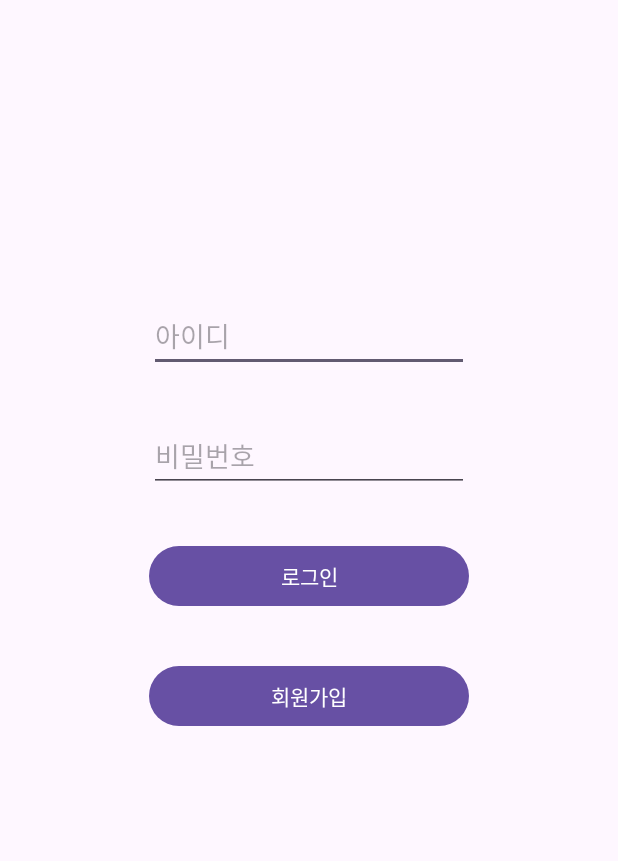
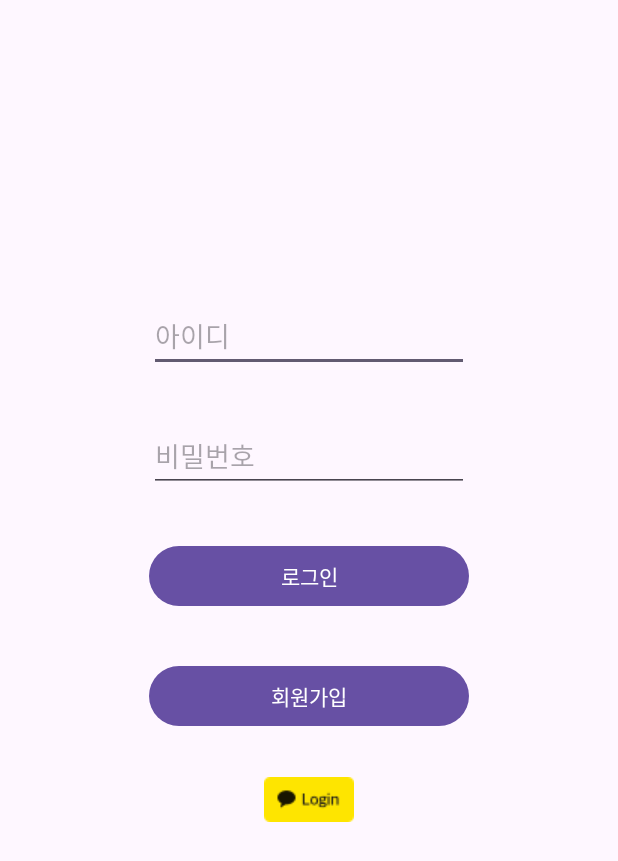
Before and after one commit to seoyuncho/My_Application, an Android app: the screen it shows after launch (LoginActivity), on a phone screen of 412 x 824 dp. Shown: the top 861 px of the screen. Run offline under Robolectric (Android 15) with nearby library versions, the phone set to English and light mode, and no system bars; our stand-ins replace Volley; libraries missing offline, so code that uses them is left out: com.kakao.sdk; 2 statements that could not run were skipped.

Commit message:
feat: 카카오 로그인 시도

```diff
--- /dev/null
+++ b/app/src/main/java/com/example/myapplication/KakaoApplication.java
@@ -0,0 +1,14 @@
+package com.example.myapplication;
+
+import android.app.Application;
+import com.kakao.sdk.common.KakaoSdk;
+
+public class KakaoApplication extends Application {
+    private static KakaoApplication instance;
+
+    @Override
+    public void onCreate() {
+        super.onCreate();
+        KakaoSdk.init(this,"2bbfe49f3aa4cf2ffe12a2e533679563");
+    }
+}
--- a/app/src/main/java/com/example/myapplication/LoginActivity.java
+++ b/app/src/main/java/com/example/myapplication/LoginActivity.java
@@ -3,21 +3,32 @@ package com.example.myapplication;
 import android.content.Intent;
 import android.os.Bundle;
 import androidx.appcompat.app.AppCompatActivity;
+
+import android.util.Log;
 import android.view.View;
 import android.widget.Button;
 import android.widget.EditText;
+import android.widget.ImageView;
 import android.widget.Toast;
 
 import com.android.volley.RequestQueue;
 import com.android.volley.Response;
 import com.android.volley.toolbox.Volley;
+import com.kakao.sdk.auth.model.OAuthToken;
+import com.kakao.sdk.user.UserApiClient;
 
 import org.json.JSONException;
 import org.json.JSONObject;
 
+import kotlin.Unit;
+import kotlin.jvm.functions.Function1;
+import kotlin.jvm.functions.Function2;
+
 public class LoginActivity extends AppCompatActivity {
     private EditText et_id, et_pass;
     private Button btn_login, btn_register;
+    private ImageView btn_kakao_login;
+    private static final String TAG = "LoginActivity";
 
     @Override
     protected void onCreate(Bundle savedInstanceState) {
@@ -28,6 +39,7 @@ public class LoginActivity extends AppCompatActivity {
         et_pass = findViewById(R.id.et_pass);
         btn_login = findViewById(R.id.btn_login);
         btn_register = findViewById(R.id.btn_register);
+        btn_kakao_login = findViewById(R.id.kakao_login);
 
 
         // 회원가입 버튼을 클릭 시 수행
@@ -78,6 +90,41 @@ public class LoginActivity extends AppCompatActivity {
             }
         });
 
+        // 카카오톡이 설치되어 있는지 확인하는 메서드 , 카카오에서 제공함. 콜백 객체를 이용합.
+        Function2<OAuthToken,Throwable,Unit> callback =new Function2<OAuthToken, Throwable, Unit>() {
+            @Override
+            // 콜백 메서드 ,
+            public Unit invoke(OAuthToken oAuthToken, Throwable throwable) {
+                Log.e(TAG,"CallBack Method");
+                //oAuthToken != null 이라면 로그인 성공
+                if(oAuthToken!=null){
+                    // 토큰이 전달된다면 로그인이 성공한 것이고 토큰이 전달되지 않으면 로그인 실패한다.
+                    //updateKakaoLoginUi();
+
+                }else {
+                    //로그인 실패
+                    Log.e(TAG, "invoke: login fail" );
+                }
+
+                return null;
+            }
+        };
+
+        btn_kakao_login.setOnClickListener(new View.OnClickListener() {
+           //KakaoLogin 창을 띄운다.
+           @Override
+           public void onClick(View view) {
+
+               // 해당 기기에 카카오톡이 설치되어 있는 확인
+                if(UserApiClient.getInstance().isKakaoTalkLoginAvailable(LoginActivity.this)){
+                    UserApiClient.getInstance().loginWithKakaoTalk(LoginActivity.this, callback);
+                }else{
+                    // 카카오톡이 설치되어 있지 않다면
+                    UserApiClient.getInstance().loginWithKakaoAccount(LoginActivity.this, callback);
+                }
+            }
+        });
+
 
     }
 }
--- a/app/src/main/res/layout/activity_login.xml
+++ b/app/src/main/res/layout/activity_login.xml
@@ -57,4 +57,14 @@
         app:layout_constraintEnd_toEndOf="@+id/btn_login"
         app:layout_constraintStart_toStartOf="@+id/btn_login"
         app:layout_constraintTop_toBottomOf="@+id/btn_login" />
+
+    <ImageView
+        android:id="@+id/kakao_login"
+        android:layout_width="match_parent"
+        android:layout_height="wrap_content"
+        android:src="@drawable/kakao_login_small"
+        android:layout_marginTop="30dp"
+        app:layout_constraintTop_toBottomOf="@+id/btn_register"
+        />
+
 </androidx.constraintlayout.widget.ConstraintLayout>
--- a/settings.gradle.kts
+++ b/settings.gradle.kts
@@ -10,6 +10,7 @@ dependencyResolutionManagement {
     repositories {
         google()
         mavenCentral()
+        maven("https://devrepo.kakao.com/nexus/content/groups/public/")
     }
 }
 
```
Also changed, not shown: app/build.gradle.kts (+11 -0 lines), app/src/main/AndroidManifest.xml (+16 -0 lines), app/src/main/java/com/example/myapplication/KakaoLogin.java (added, +132 -0 lines), app/src/main/java/com/example/myapplication/MainActivity.java (+4 -4 lines), app/src/main/res/layout/activity_kakao_login.xml (added, +51 -0 lines), app/src/main/res/drawable/kakao_login_small.png (added).
